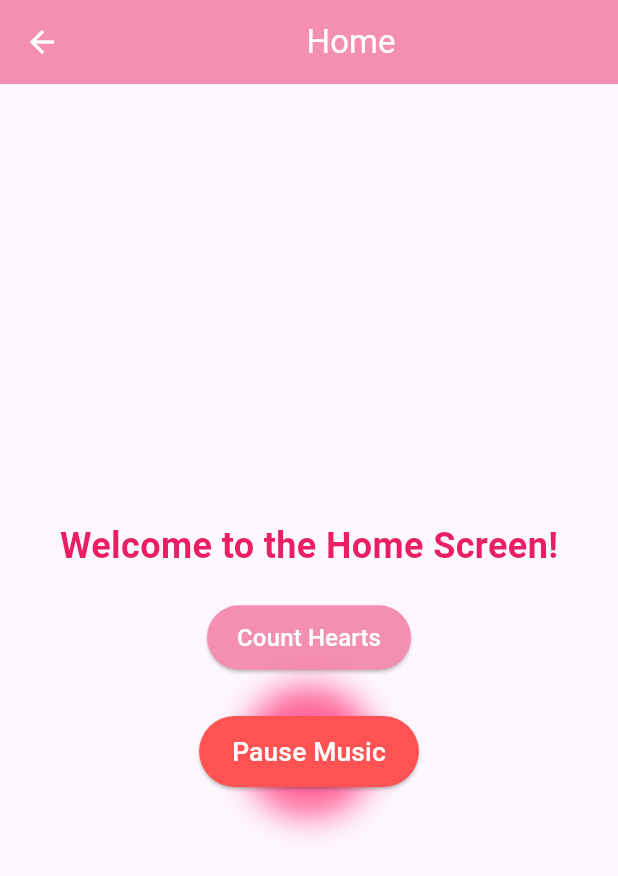
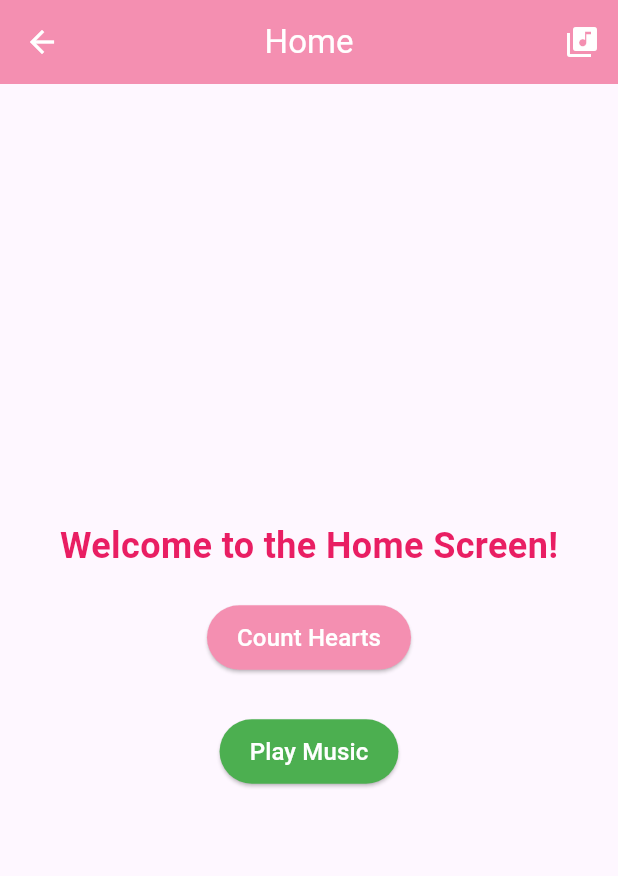
Before and after one commit to nnayabn/login_signup, a Flutter app: the HomeScreen screen opened directly, after a tap on "Play Music", on a phone screen of 412 x 824 dp. Shown: the top 876 px of the screen. Run offline on Flutter 3.47's test engine with Material 3 defaults, Android fonts, the phone set to English and light mode, and no system bars; our stand-ins replace audioplayers, cloud_firestore, firebase_auth, firebase_core; accounts and stored records are empty.

Commit message:
music add

```diff
--- a/lib/home.dart
+++ b/lib/home.dart
@@ -14,9 +14,16 @@ class HomeScreen extends StatefulWidget {
 class _HomeScreenState extends State<HomeScreen> {
   List<Widget> hearts = [];
   final Random random = Random();
-  final AudioPlayer _audioPlayer = AudioPlayer(); // Music player
+  final AudioPlayer _audioPlayer = AudioPlayer();
 
-  bool isPlaying = false; // Track if music is playing
+  bool isPlaying = false;
+  String? currentSong;
+
+  final List<String> songs = [
+    'music/Espresso - Sabrina Carpenter (1).mp3',
+    'music/Blue-song.mp3', // <-- Add more song files here
+    'music/co2.mp3',
+  ];
 
   void addFallingHeart() {
     double screenWidth = MediaQuery.of(context).size.width;
@@ -37,34 +44,60 @@ class _HomeScreenState extends State<HomeScreen> {
     });
   }
 
+  Future<void> playSong(String songPath) async {
+    await _audioPlayer.stop(); // Stop previous if any
+    await _audioPlayer.play(AssetSource(songPath), volume: 1.0);
+    setState(() {
+      isPlaying = true;
+      currentSong = songPath;
+    });
+  }
+
   Future<void> toggleMusic() async {
     if (isPlaying) {
-      await _audioPlayer.pause(); // Pause when the button is pressed
+      await _audioPlayer.pause();
+    } else if (currentSong != null) {
+      await _audioPlayer.resume();
     } else {
-      await _audioPlayer.play(
-        AssetSource('music/Espresso - Sabrina Carpenter (1).mp3'), // No "assets/" prefix
-        volume: 1.0,
-      );
+      await playSong(songs[0]); // Default play first song if nothing selected
     }
     setState(() {
       isPlaying = !isPlaying;
     });
   }
 
-
-
-
+  void openSongPicker() {
+    showModalBottomSheet(
+      context: context,
+      backgroundColor: Colors.white,
+      builder: (context) {
+        return ListView.builder(
+          itemCount: songs.length,
+          itemBuilder: (context, index) {
+            String songName = songs[index].split('/').last;
+            return ListTile(
+              leading: const Icon(Icons.music_note, color: Colors.pink),
+              title: Text(songName),
+              onTap: () {
+                Navigator.pop(context); // Close bottom sheet
+                playSong(songs[index]);
+              },
+            );
+          },
+        );
+      },
+    );
+  }
 
   @override
   void initState() {
     super.initState();
-    _audioPlayer.setReleaseMode(ReleaseMode.loop); // Loop music
+    _audioPlayer.setReleaseMode(ReleaseMode.loop);
   }
-
 
   @override
   void dispose() {
-    _audioPlayer.dispose(); // Dispose audio player
+    _audioPlayer.dispose();
     super.dispose();
   }
 
@@ -73,12 +106,11 @@ class _HomeScreenState extends State<HomeScreen> {
     return Scaffold(
       appBar: AppBar(
         backgroundColor: Colors.pink[200],
-        title: const Center(
-          child: Text(
-            'Home',
-            style: TextStyle(color: Colors.white),
-          ),
+        title: const Text(
+          'Home',
+          style: TextStyle(color: Colors.white),
         ),
+        centerTitle: true,
         leading: IconButton(
           icon: const Icon(Icons.arrow_back, color: Colors.white),
           onPressed: () {
@@ -88,6 +120,12 @@ class _HomeScreenState extends State<HomeScreen> {
             );
           },
         ),
+        actions: [
+          IconButton(
+            icon: const Icon(Icons.library_music, color: Colors.white),
+            onPressed: openSongPicker, // Open song picker
+          ),
+        ],
       ),
       body: Stack(
         children: [
@@ -114,7 +152,7 @@ class _HomeScreenState extends State<HomeScreen> {
                 // 🌟 Glowing Music Button
                 AnimatedScale(
                   duration: const Duration(seconds: 1),
-                  scale: isPlaying ? 1.1 : 1.0, // Scale up when playing music
+                  scale: isPlaying ? 1.1 : 1.0,
                   child: AnimatedContainer(
                     duration: const Duration(seconds: 1),
                     curve: Curves.easeInOut,
@@ -144,17 +182,15 @@ class _HomeScreenState extends State<HomeScreen> {
                     ),
                   ),
                 ),
-
-
               ],
             ),
-
           ),
         ],
       ),
     );
   }
 }
+
 
 class AnimatedHeart extends StatefulWidget {
   final double leftPosition;
```
Also changed, not shown: 2 other files.
